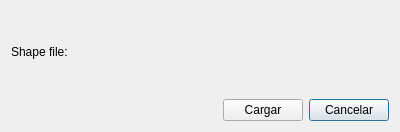
First picture: the form in core/ui/toolbars/assetmanage/incremental.ui, repository bgeo-gis/gw_assetmanage_plugin, before the edit.
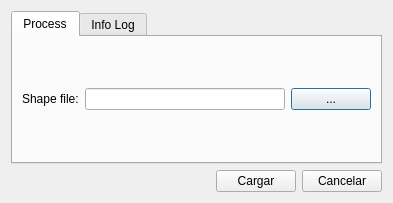
Second picture: the form after the edit. Custom widgets are drawn as their Qt base class.

The edit to the form file:
```diff
--- a/core/ui/toolbars/assetmanage/incremental.ui
+++ b/core/ui/toolbars/assetmanage/incremental.ui
@@ -6,32 +6,75 @@
    <rect>
     <x>0</x>
     <y>0</y>
-    <width>400</width>
-    <height>132</height>
+    <width>393</width>
+    <height>203</height>
    </rect>
   </property>
   <property name="windowTitle">
    <string>Roturas - Carga incremental</string>
   </property>
   <layout class="QGridLayout" name="gridLayout">
-   <item row="0" column="0">
-    <widget class="QLabel" name="lbl_shapefile">
-     <property name="text">
-      <string>Shape file:</string>
+   <item row="0" column="0" rowspan="2" colspan="3">
+    <widget class="QTabWidget" name="tabWidget">
+     <property name="currentIndex">
+      <number>0</number>
      </property>
+     <widget class="QWidget" name="tab">
+      <attribute name="title">
+       <string>Process</string>
+      </attribute>
+      <layout class="QGridLayout" name="gridLayout_2">
+       <item row="0" column="2">
+        <widget class="QPushButton" name="btn_shp_path">
+         <property name="sizePolicy">
+          <sizepolicy hsizetype="Maximum" vsizetype="Preferred">
+           <horstretch>30</horstretch>
+           <verstretch>0</verstretch>
+          </sizepolicy>
+         </property>
+         <property name="text">
+          <string>...</string>
+         </property>
+        </widget>
+       </item>
+       <item row="0" column="1">
+        <widget class="QLineEdit" name="txt_shp_path">
+         <property name="sizePolicy">
+          <sizepolicy hsizetype="MinimumExpanding" vsizetype="Fixed">
+           <horstretch>0</horstretch>
+           <verstretch>0</verstretch>
+          </sizepolicy>
+         </property>
+        </widget>
+       </item>
+       <item row="0" column="0">
+        <widget class="QLabel" name="lbl_shapefile">
+         <property name="sizePolicy">
+          <sizepolicy hsizetype="Preferred" vsizetype="Preferred">
+           <horstretch>0</horstretch>
+           <verstretch>0</verstretch>
+          </sizepolicy>
+         </property>
+         <property name="text">
+          <string>Shape file:</string>
+         </property>
+        </widget>
+       </item>
+      </layout>
+     </widget>
+     <widget class="QWidget" name="tab_loginfo">
+      <attribute name="title">
+       <string>Info Log</string>
+      </attribute>
+      <layout class="QGridLayout" name="gridLayout_3">
+       <item row="0" column="0">
+        <widget class="QTextEdit" name="textEdit"/>
+       </item>
+      </layout>
+     </widget>
     </widget>
    </item>
-   <item row="1" column="3">
-    <widget class="QPushButton" name="btn_cancel">
-     <property name="text">
-      <string>Cancelar</string>
-     </property>
-    </widget>
-   </item>
-   <item row="0" column="1" colspan="3">
-    <widget class="QgsFileWidget" name="file_shapefile"/>
-   </item>
-   <item row="1" column="1">
+   <item row="3" column="0">
     <spacer name="horizontalSpacer">
      <property name="orientation">
       <enum>Qt::Horizontal</enum>
@@ -44,7 +87,14 @@
      </property>
     </spacer>
    </item>
-   <item row="1" column="2">
+   <item row="3" column="2">
+    <widget class="QPushButton" name="btn_cancel">
+     <property name="text">
+      <string>Cancelar</string>
+     </property>
+    </widget>
+   </item>
+   <item row="3" column="1">
     <widget class="QPushButton" name="btn_load">
      <property name="text">
       <string>Cargar</string>
@@ -53,13 +103,6 @@
    </item>
   </layout>
  </widget>
- <customwidgets>
-  <customwidget>
-   <class>QgsFileWidget</class>
-   <extends>QWidget</extends>
-   <header>qgsfilewidget.h</header>
-  </customwidget>
- </customwidgets>
  <resources/>
  <connections/>
 </ui>
```
